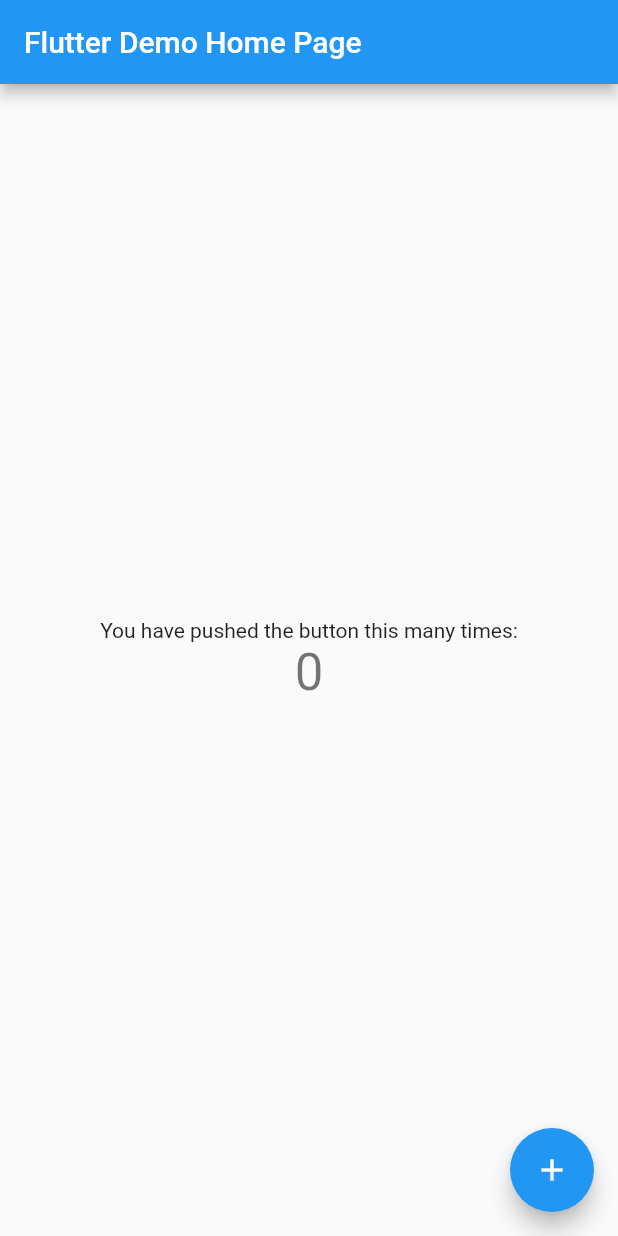
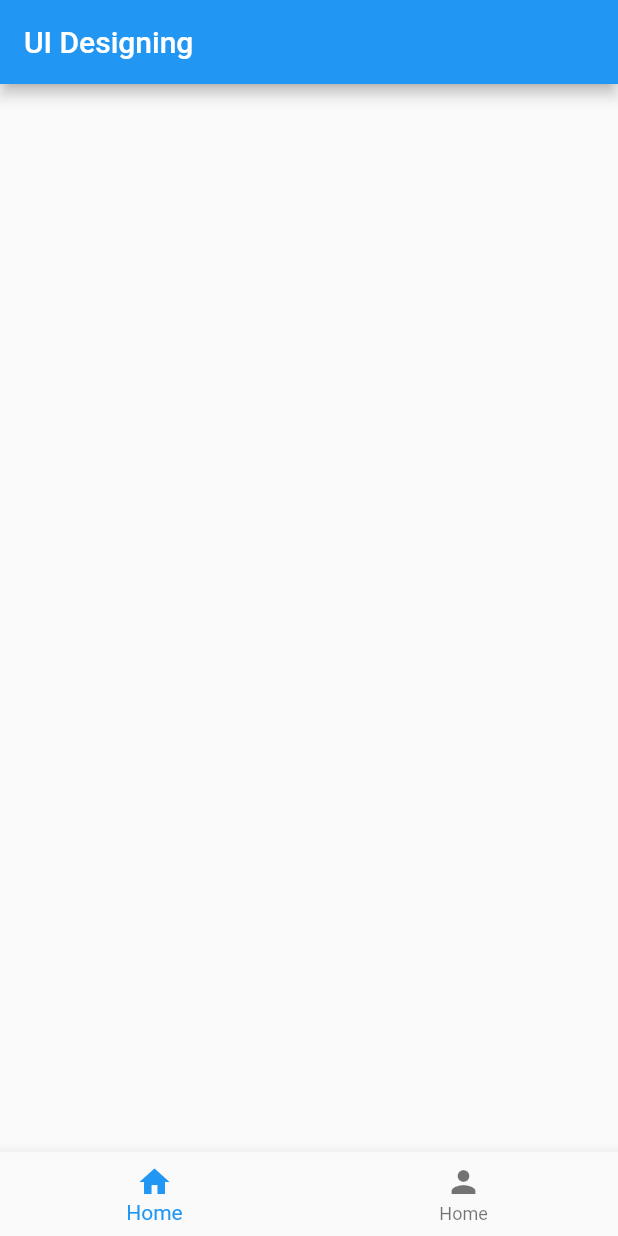
Before and after one commit to Sheraz788/UI-Designing-Flutter, a Flutter app: the screen it shows after launch, on a phone screen of 412 x 824 dp. Run offline on Flutter 3.47's test engine with Material 2 defaults, Android fonts, the phone set to English and light mode, and no system bars.

```diff
--- a/lib/main.dart
+++ b/lib/main.dart
@@ -1,117 +1,38 @@
 import 'package:flutter/material.dart';
 
 void main() {
-  runApp(MyApp());
+  runApp(
+    MaterialApp(
+      home: Home(),
+    )
+  );
 }
 
-class MyApp extends StatelessWidget {
-  // This widget is the root of your application.
+class Home extends StatefulWidget {
+  @override
+  _HomeState createState() => _HomeState();
+}
+
+class _HomeState extends State<Home> {
   @override
   Widget build(BuildContext context) {
-    return MaterialApp(
-      title: 'Flutter Demo',
-      theme: ThemeData(
-        // This is the theme of your application.
-        //
-        // Try running your application with "flutter run". You'll see the
-        // application has a blue toolbar. Then, without quitting the app, try
-        // changing the primarySwatch below to Colors.green and then invoke
-        // "hot reload" (press "r" in the console where you ran "flutter run",
-        // or simply save your changes to "hot reload" in a Flutter IDE).
-        // Notice that the counter didn't reset back to zero; the application
-        // is not restarted.
-        primarySwatch: Colors.blue,
-        // This makes the visual density adapt to the platform that you run
-        // the app on. For desktop platforms, the controls will be smaller and
-        // closer together (more dense) than on mobile platforms.
-        visualDensity: VisualDensity.adaptivePlatformDensity,
+    return Scaffold(
+      appBar: AppBar(
+        title: Text("UI Designing"),
       ),
-      home: MyHomePage(title: 'Flutter Demo Home Page'),
+      bottomNavigationBar: BottomNavigationBar(
+        currentIndex: 0, //this will be set when new tab is tapped
+        items: [
+          BottomNavigationBarItem(
+              icon: Icon(Icons.home),
+            label: "Home"
+          ),
+          BottomNavigationBarItem(
+              icon: Icon(Icons.person),
+              label: "Home"
+          )
+        ],
+      ),
     );
   }
 }
-
-class MyHomePage extends StatefulWidget {
-  MyHomePage({Key key, this.title}) : super(key: key);
-
-  // This widget is the home page of your application. It is stateful, meaning
-  // that it has a State object (defined below) that contains fields that affect
-  // how it looks.
-
-  // This class is the configuration for the state. It holds the values (in this
-  // case the title) provided by the parent (in this case the App widget) and
-  // used by the build method of the State. Fields in a Widget subclass are
-  // always marked "final".
-
-  final String title;
-
-  @override
-  _MyHomePageState createState() => _MyHomePageState();
-}
-
-class _MyHomePageState extends State<MyHomePage> {
-  int _counter = 0;
-
-  void _incrementCounter() {
-    setState(() {
-      // This call to setState tells the Flutter framework that something has
-      // changed in this State, which causes it to rerun the build method below
-      // so that the display can reflect the updated values. If we changed
-      // _counter without calling setState(), then the build method would not be
-      // called again, and so nothing would appear to happen.
-      _counter++;
-    });
-  }
-
-  @override
-  Widget build(BuildContext context) {
-    // This method is rerun every time setState is called, for instance as done
-    // by the _incrementCounter method above.
-    //
-    // The Flutter framework has been optimized to make rerunning build methods
-    // fast, so that you can just rebuild anything that needs updating rather
-    // than having to individually change instances of widgets.
-    return Scaffold(
-      appBar: AppBar(
-        // Here we take the value from the MyHomePage object that was created by
-        // the App.build method, and use it to set our appbar title.
-        title: Text(widget.title),
-      ),
-      body: Center(
-        // Center is a layout widget. It takes a single child and positions it
-        // in the middle of the parent.
-        child: Column(
-          // Column is also a layout widget. It takes a list of children and
-          // arranges them vertically. By default, it sizes itself to fit its
-          // children horizontally, and tries to be as tall as its parent.
-          //
-          // Invoke "debug painting" (press "p" in the console, choose the
-          // "Toggle Debug Paint" action from the Flutter Inspector in Android
-          // Studio, or the "Toggle Debug Paint" command in Visual Studio Code)
-          // to see the wireframe for each widget.
-          //
-          // Column has various properties to control how it sizes itself and
-          // how it positions its children. Here we use mainAxisAlignment to
-          // center the children vertically; the main axis here is the vertical
-          // axis because Columns are vertical (the cross axis would be
-          // horizontal).
-          mainAxisAlignment: MainAxisAlignment.center,
-          children: <Widget>[
-            Text(
-              'You have pushed the button this many times:',
-            ),
-            Text(
-              '$_counter',
-              style: Theme.of(context).textTheme.headline4,
-            ),
-          ],
-        ),
-      ),
-      floatingActionButton: FloatingActionButton(
-        onPressed: _incrementCounter,
-        tooltip: 'Increment',
-        child: Icon(Icons.add),
-      ), // This trailing comma makes auto-formatting nicer for build methods.
-    );
-  }
-}
```
Also changed, not shown: 1 other file.
